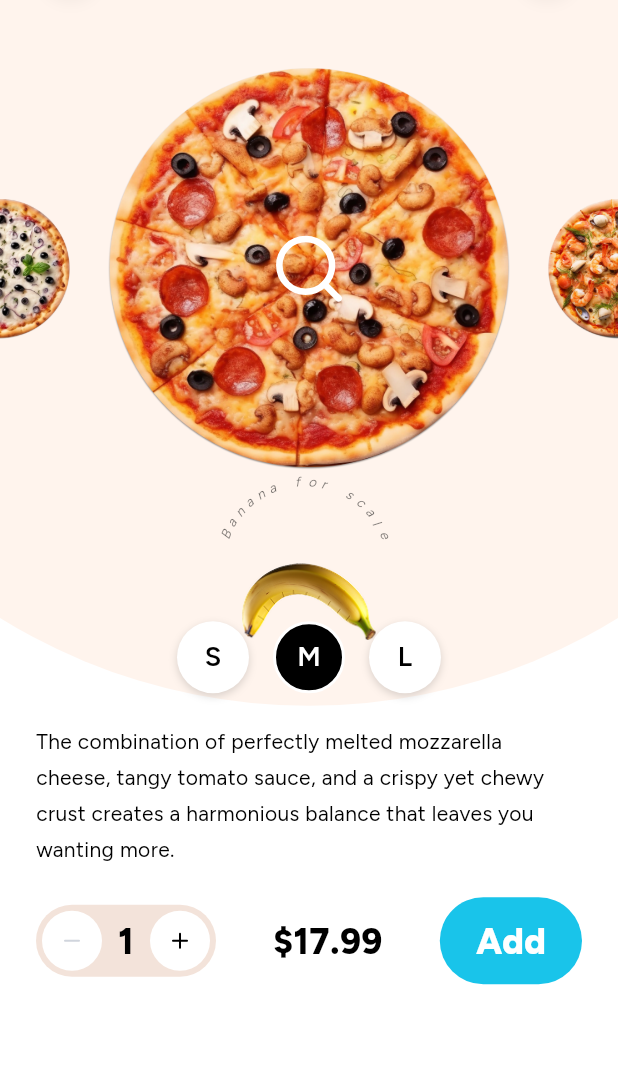
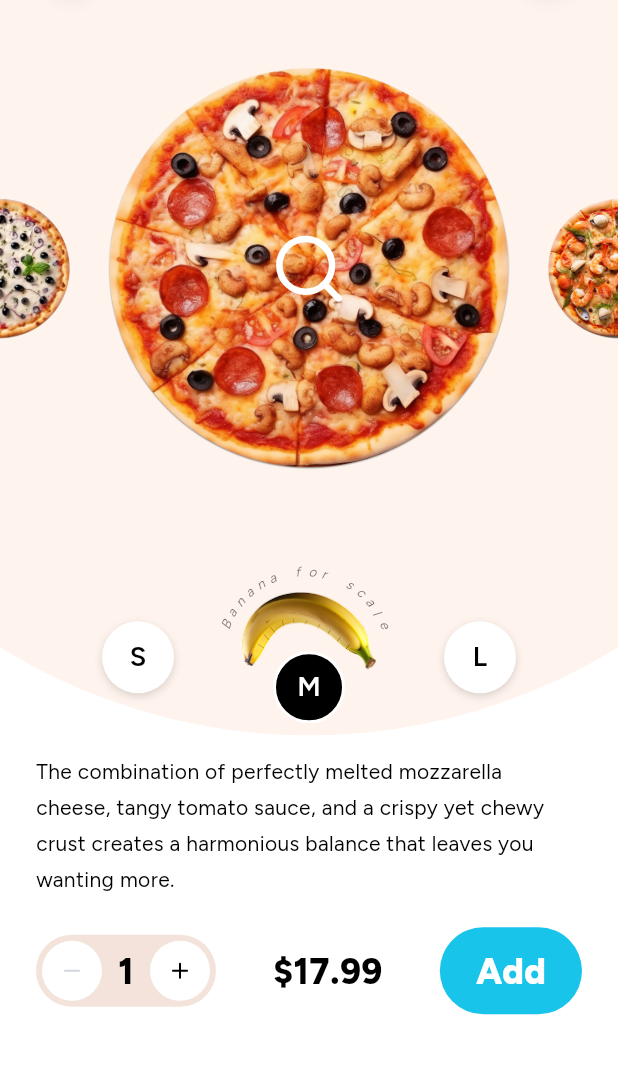
Before and after one commit to ashiq-dev-codes/pizza_mobile_app, a Flutter app: the screen it shows after launch, on a phone screen of 412 x 824 dp, the part 96-1170 px from its top. Run offline on Flutter 3.47's test engine with Material 3 defaults, Android fonts, the phone set to English and light mode, and no system bars; our stand-ins replace lucide_icons_flutter.

Commit message:
feat: Update SizeArea and SizeSelectorRow layout for improved design consistency

```diff
--- a/lib/feature/product/presentation/widget/product_backdrop.dart
+++ b/lib/feature/product/presentation/widget/product_backdrop.dart
@@ -47,7 +47,7 @@ class ProductBackdrop extends AnimatedWidget {
       left: width / 2 - radius,
       top: centerY - radius,
       width: radius * 2,
-      height: radius * 2.5,
+      height: radius * 2.6,
       child: const DecoratedBox(
         decoration: BoxDecoration(
           color: AppColors.background,
--- a/lib/feature/product/presentation/widget/size_area.dart
+++ b/lib/feature/product/presentation/widget/size_area.dart
@@ -6,7 +6,11 @@ import 'package:pizza_mobile_app/shared/theme/app_colors.dart';
 import 'package:pizza_mobile_app/shared/widget/arc_text/arc_text.dart';
 
 class SizeArea extends StatelessWidget {
-  const SizeArea({super.key, required this.selectedSize, required this.onSelect});
+  const SizeArea({
+    super.key,
+    required this.selectedSize,
+    required this.onSelect,
+  });
 
   final PizzaSize selectedSize;
   final ValueChanged<PizzaSize> onSelect;
@@ -14,36 +18,41 @@ class SizeArea extends StatelessWidget {
   @override
   Widget build(BuildContext context) {
     return SizedBox(
-      height: 108,
+      height: 128,
       child: Stack(
         clipBehavior: Clip.none,
         alignment: Alignment.bottomCenter,
         children: [
+          // Painted first (underneath): the selected chip's white ring sits
+          // on top of the banana, clipping its silhouette — not the other
+          // way around — matching the source design.
           Positioned(
-            bottom: 0,
-            child: SizeSelectorRow(selectedSize: selectedSize, onSelect: onSelect),
-          ),
-          Positioned(
-            bottom: 32,
-            child: Column(
-              mainAxisSize: MainAxisSize.min,
-              children: [
-                ArcText(
+            bottom: 50,
+            child: ArcText(
               text: 'Banana for scale',
               radius: 58,
               style: TextStyle(
                 fontSize: 9,
+                letterSpacing: 0.5,
                 fontStyle: FontStyle.italic,
                 color: AppColors.black.withValues(alpha: 0.55),
               ),
             ),
-                Image.asset(
+          ),
+          Positioned(
+            bottom: 33,
+            child: Image.asset(
               AppImages.bananaScale,
               width: 90,
               height: 58,
               fit: BoxFit.contain,
             ),
-              ],
+          ),
+          Positioned(
+            bottom: 0,
+            child: SizeSelectorRow(
+              selectedSize: selectedSize,
+              onSelect: onSelect,
             ),
           ),
         ],
--- a/lib/feature/product/presentation/widget/size_selector_row.dart
+++ b/lib/feature/product/presentation/widget/size_selector_row.dart
@@ -3,10 +3,22 @@ import 'package:pizza_mobile_app/feature/product/constant/pizza_size.dart';
 import 'package:pizza_mobile_app/shared/theme/app_colors.dart';
 
 class SizeSelectorRow extends StatelessWidget {
-  const SizeSelectorRow({super.key, required this.selectedSize, required this.onSelect});
+  const SizeSelectorRow({
+    super.key,
+    required this.selectedSize,
+    required this.onSelect,
+  });
 
   final PizzaSize selectedSize;
   final ValueChanged<PizzaSize> onSelect;
+
+  static const _circleSize = 48.0;
+
+  /// How much lower the selected chip sits than its neighbours — the source
+  /// design pops the active size down and out of the row rather than just
+  /// recoloring it in place.
+  static const _selectedDrop = 20.0;
+  static const _slotHeight = _circleSize + _selectedDrop;
 
   @override
   Widget build(BuildContext context) {
@@ -15,18 +27,26 @@ class SizeSelectorRow extends StatelessWidget {
       children: PizzaSize.values.map((size) {
         final selected = size == selectedSize;
         return Padding(
-          padding: const EdgeInsets.symmetric(horizontal: 8),
+          padding: const EdgeInsets.symmetric(horizontal: 33),
+          child: SizedBox(
+            height: _slotHeight,
+            child: Align(
+              alignment: selected
+                  ? Alignment.bottomCenter
+                  : Alignment.topCenter,
               child: GestureDetector(
                 onTap: () => onSelect(size),
                 child: AnimatedContainer(
                   duration: const Duration(milliseconds: 200),
-              width: 48,
-              height: 48,
+                  width: _circleSize,
+                  height: _circleSize,
                   alignment: Alignment.center,
                   decoration: BoxDecoration(
                     color: selected ? AppColors.black : AppColors.white,
                     shape: BoxShape.circle,
-                border: selected ? Border.all(color: AppColors.white, width: 2) : null,
+                    border: selected
+                        ? Border.all(color: AppColors.white, width: 2)
+                        : null,
                     boxShadow: selected
                         ? null
                         : [
@@ -47,6 +67,8 @@ class SizeSelectorRow extends StatelessWidget {
                   ),
                 ),
               ),
+            ),
+          ),
         );
       }).toList(),
     );
```
Also changed, not shown: UI/3.png (added). Lines whose indentation alone changed are shown as unchanged.
